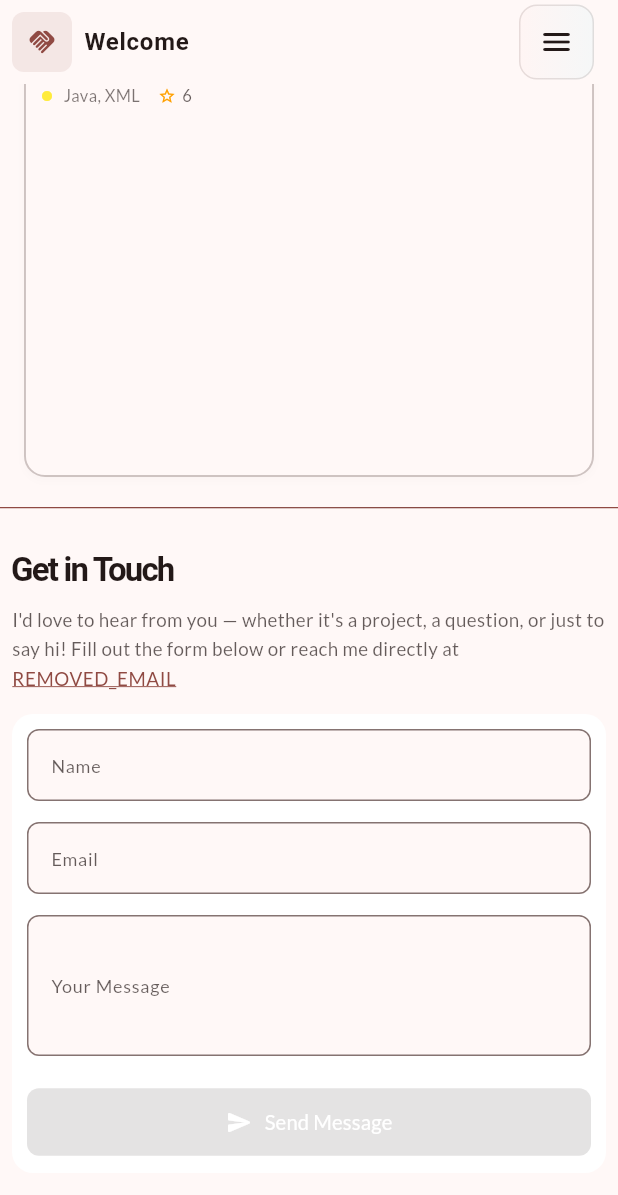
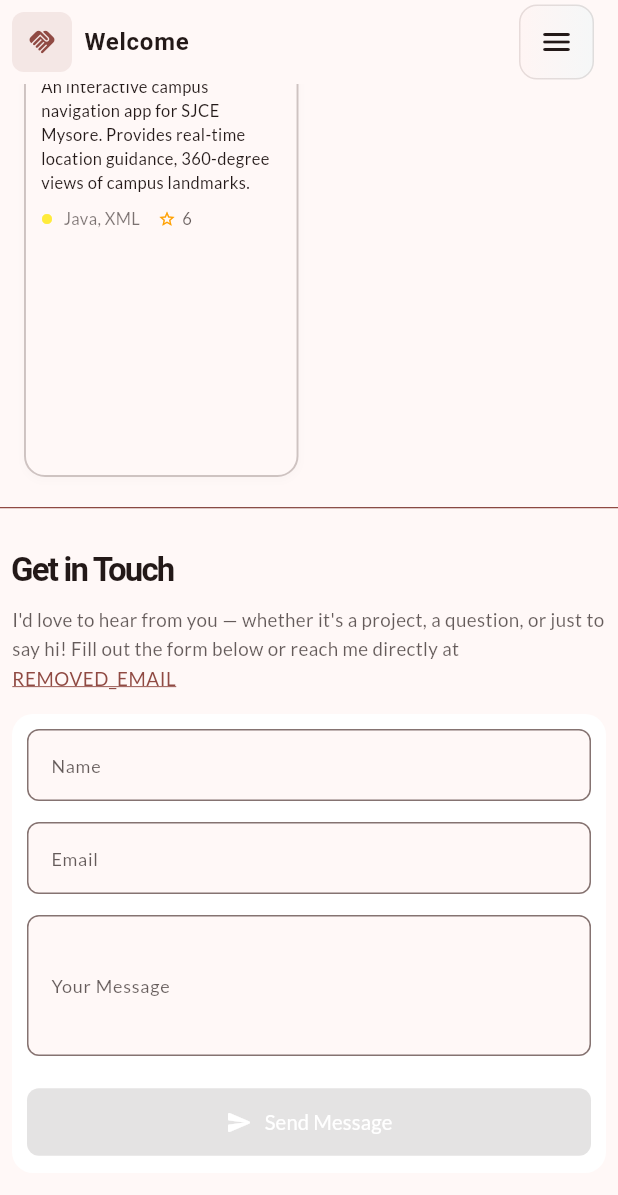
Before and after one commit to vishnusukumar14/portfolio, a Flutter app: the screen it shows after launch, after a tap on "Get In Touch", on a phone screen of 412 x 824 dp. Shown: the top 1195 px of the screen. Run offline on Flutter 3.47's test engine with Material 3 defaults, Android fonts, the phone set to English and light mode, and no system bars; our stand-ins replace cloud_firestore, firebase_core, google_fonts, web; accounts and stored records are empty; generated files the repository leaves out were written again; Roboto replaces fonts that are missing (Arvo).

Commit message:
Minor ui fixes

```diff
--- a/lib/pages/home/sections/about_section.dart
+++ b/lib/pages/home/sections/about_section.dart
@@ -1,5 +1,6 @@
 import 'package:flutter/material.dart';
 
+import '../../../core/contents.dart';
 import '../../../widgets/education_card_widget.dart';
 import '../../../widgets/social_icon_asset_widget.dart';
 
@@ -77,14 +78,8 @@ class AboutSectionWidget extends StatelessWidget {
               style: subTitleStyle,
             ),
             SizedBox(height: isMobile ? 10 : 16),
-            Text(
-              """I'm an enthusiastic Flutter developer with a strong interest in building smooth, scalable, and user-friendly cross-platform applications. During my academic projects and internship experience, I've worked with Flutter & Dart, focusing on clean architecture and efficient state management using tools like Riverpod, Bloc, and Provider.
+            Text(Contents.aboutMeSectionDescription, style: bodyStyle),
 
-I've gained hands-on experience integrating REST APIs, Firebase, and MongoDB, and have built secure login systems and real-time features. I'm also familiar with Android development using Kotlin and Jetpack Compose, and have explored backend development using Python and Django.
-
-I enjoy debugging tough issues, optimizing performance, and crafting polished UI/UX. I'm eager to learn, build, and grow as a Flutter developer in a challenging and collaborative environment.""",
-              style: bodyStyle,
-            ),
             SizedBox(height: isMobile ? 14 : 24),
             Row(
               children: [
--- a/lib/pages/home/sections/project_section.dart
+++ b/lib/pages/home/sections/project_section.dart
@@ -73,11 +73,15 @@ class ProjectSectionWithNote extends StatelessWidget {
           shrinkWrap: true,
           physics: const NeverScrollableScrollPhysics(),
           itemCount: Contents.allProjects.length,
-          gridDelegate: SliverGridDelegateWithFixedCrossAxisCount(
-            crossAxisCount: isMobile ? 1 : 2,
+          gridDelegate: SliverGridDelegateWithMaxCrossAxisExtent(
+            mainAxisExtent: isMobile
+                ? MediaQuery.of(context).size.width * 0.75
+                : 180, // adjust for responsive width,
+            maxCrossAxisExtent: isMobile
+                ? MediaQuery.of(context).size.width * 0.75
+                : 450, // adjust for responsive width
+            mainAxisSpacing: isMobile ? 18 : 28,
             crossAxisSpacing: isMobile ? 14 : 28,
-            mainAxisSpacing: isMobile ? 18 : 28,
-            childAspectRatio: isMobile ? 1.1 : 2.0,
           ),
           itemBuilder: (context, i) =>
               ProjectCard(project: Contents.allProjects[i]),
--- a/lib/widgets/project_card_widget.dart
+++ b/lib/widgets/project_card_widget.dart
@@ -15,11 +15,11 @@ class ProjectCard extends StatelessWidget {
 
     return LayoutBuilder(
       builder: (context, constraints) {
-        final bool isMobile = constraints.maxWidth < 400;
+        final bool isMobile = constraints.maxWidth < 700;
         final double titleSize = isMobile ? 15 : 19;
         final double chipTextSize = isMobile ? 9.8 : 10.8;
         final double descSize = isMobile ? 11 : 12;
-        final double paddingV = isMobile ? 12 : 18;
+        final double paddingV = isMobile ? 10 : 12;
         final double paddingH = isMobile ? 10 : 20;
         final double iconSize = isMobile ? 18 : 22;
         final double chipPaddingV = isMobile ? 1.5 : 2.0;
@@ -47,6 +47,7 @@ class ProjectCard extends StatelessWidget {
                 ),
               ],
             ),
+
             padding: EdgeInsets.fromLTRB(
               paddingH,
               paddingV,
@@ -54,13 +55,76 @@ class ProjectCard extends StatelessWidget {
               paddingV - 2,
             ),
             child: Column(
-              mainAxisSize: MainAxisSize.max,
+              mainAxisSize: MainAxisSize.min,
               crossAxisAlignment: CrossAxisAlignment.start,
               children: [
                 /// Top Row (can wrap if needed)
-                Wrap(
-                  crossAxisAlignment: WrapCrossAlignment.center,
-                  runSpacing: 6,
+                // Wrap(
+                //   crossAxisAlignment: WrapCrossAlignment.center,
+                //   runSpacing: 6,
+                //   children: [
+                //     Icon(
+                //       Icons.folder_open,
+                //       color: theme.colorScheme.onSurface.withValues(
+                //         alpha: isDark ? 0.7 : 0.6,
+                //       ),
+                //       size: iconSize,
+                //     ),
+                //     const SizedBox(width: 7),
+                //     SizedBox(
+                //       width: isMobile ? 110 : 160,
+                //       child: Text(
+                //         project.name,
+                //         overflow: TextOverflow.ellipsis,
+                //         style: theme.textTheme.titleMedium?.copyWith(
+                //           color: theme.colorScheme.onSurface,
+                //           fontSize: titleSize,
+                //           fontWeight: FontWeight.bold,
+                //           letterSpacing: -0.5,
+                //         ),
+                //       ),
+                //     ),
+                //     const SizedBox(width: 4),
+                //     Spacer(),
+                //     Container(
+                //       padding: EdgeInsets.symmetric(
+                //         horizontal: chipPaddingH,
+                //         vertical: chipPaddingV,
+                //       ),
+                //       decoration: BoxDecoration(
+                //         color: theme.colorScheme.surfaceContainer,
+                //         border: Border.all(
+                //           color: theme.dividerColor.withValues(
+                //             alpha: isDark ? 0.4 : 0.3,
+                //           ),
+                //         ),
+                //         borderRadius: BorderRadius.circular(25),
+                //       ),
+                //       child: Text(
+                //         project.isPrivate ?? false ? "Private" : "Public",
+                //         style: TextStyle(
+                //           color: theme.colorScheme.onSurface.withValues(
+                //             alpha: isDark ? 0.8 : 0.7,
+                //           ),
+                //           fontSize: chipTextSize,
+                //           overflow: TextOverflow.ellipsis,
+                //           fontWeight: FontWeight.w600,
+                //           letterSpacing: 0.15,
+                //         ),
+                //       ),
+                //     ),
+                //     const SizedBox(width: 5),
+                //     Icon(
+                //       Icons.more_vert,
+                //       color: theme.colorScheme.onSurface.withValues(
+                //         alpha: isDark ? 0.6 : 0.5,
+                //       ),
+                //       size: iconSize - 3,
+                //     ),
+                //   ],
+                // ),
+                Row(
+                  crossAxisAlignment: CrossAxisAlignment.center,
                   children: [
                     Icon(
                       Icons.folder_open,
@@ -70,11 +134,8 @@ class ProjectCard extends StatelessWidget {
                       size: iconSize,
                     ),
                     const SizedBox(width: 7),
-                    SizedBox(
-                      width: isMobile ? 110 : 160,
-                      child: Text(
+                    Text(
                       project.name,
-                        overflow: TextOverflow.ellipsis,
                       style: theme.textTheme.titleMedium?.copyWith(
                         color: theme.colorScheme.onSurface,
                         fontSize: titleSize,
@@ -82,8 +143,7 @@ class ProjectCard extends StatelessWidget {
                         letterSpacing: -0.5,
                       ),
                     ),
-                    ),
-                    const SizedBox(width: 4),
+                    const Spacer(), // Pushes remaining items to end
                     Container(
                       padding: EdgeInsets.symmetric(
                         horizontal: chipPaddingH,
@@ -124,12 +184,11 @@ class ProjectCard extends StatelessWidget {
 
                 SizedBox(height: isMobile ? 7 : 10),
 
-                /// Description (maxLines for mobile neatness)
-                if (project.description != null)
+                /// Description - Shows full text without overflow
+                if (project.description != null &&
+                    project.description!.isNotEmpty)
                   Text(
-                    project.description ?? "",
-                    maxLines: isMobile ? 3 : 5,
-                    overflow: TextOverflow.ellipsis,
+                    project.description!,
                     style: theme.textTheme.bodyMedium?.copyWith(
                       color: theme.colorScheme.onSurface,
                       fontSize: descSize,
```
Lines whose indentation alone changed are shown as unchanged.
